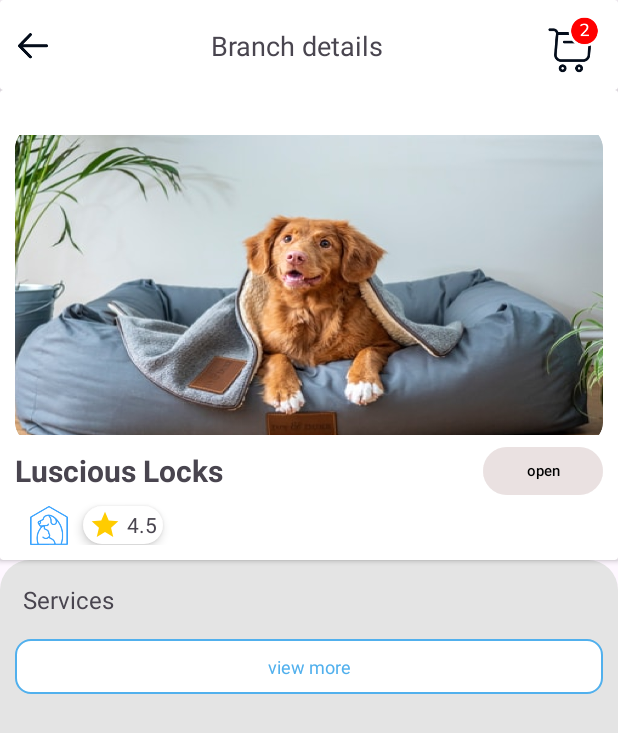
After one commit to mehedii-hassan/Petpat, an Android app: the fragment BranchDetailsFragment shown on its own in the app's theme, on a phone screen of 412 x 824 dp. The commit adds this screen. Shown: the top 733 px of the screen. Run offline under Robolectric (Android 15) with nearby library versions, the phone set to English and light mode, and no system bars.

Commit message:
updated branch details fragment design

```diff
--- a/app/build.gradle
+++ b/app/build.gradle
@@ -30,6 +30,10 @@ android {
     kotlinOptions {
         jvmTarget = '1.8'
     }
+
+    buildFeatures {
+        dataBinding true
+    }
 }
 
 dependencies {
@@ -38,6 +42,8 @@ dependencies {
     implementation 'androidx.appcompat:appcompat:1.6.1'
     implementation 'com.google.android.material:material:1.5.0'
     implementation 'androidx.constraintlayout:constraintlayout:2.1.4'
+    implementation 'androidx.navigation:navigation-fragment-ktx:2.5.3'
+    implementation 'androidx.navigation:navigation-ui-ktx:2.5.3'
     testImplementation 'junit:junit:4.13.2'
     androidTestImplementation 'androidx.test.ext:junit:1.1.5'
     androidTestImplementation 'androidx.test.espresso:espresso-core:3.5.1'
--- a/app/src/main/AndroidManifest.xml
+++ b/app/src/main/AndroidManifest.xml
@@ -13,7 +13,7 @@
         android:theme="@style/Theme.PetpatAndroidAppDemo"
         tools:targetApi="31">
         <activity
-            android:name=".MainActivity"
+            android:name=".ui.activities.BranchDetailsActivity"
             android:exported="true">
             <intent-filter>
                 <action android:name="android.intent.action.MAIN" />
--- /dev/null
+++ b/app/src/main/java/com/example/petpatandroidappdemo/ui/fragments/BranchDetailsFragment.kt
@@ -0,0 +1,60 @@
+package com.example.petpatandroidappdemo.ui.fragments
+
+import android.os.Bundle
+import androidx.fragment.app.Fragment
+import android.view.LayoutInflater
+import android.view.View
+import android.view.ViewGroup
+import com.example.petpatandroidappdemo.R
+
+// TODO: Rename parameter arguments, choose names that match
+// the fragment initialization parameters, e.g. ARG_ITEM_NUMBER
+private const val ARG_PARAM1 = "param1"
+private const val ARG_PARAM2 = "param2"
+
+/**
+ * A simple [Fragment] subclass.
+ * Use the [BranchDetailsFragment.newInstance] factory method to
+ * create an instance of this fragment.
+ */
+class BranchDetailsFragment : Fragment() {
+    // TODO: Rename and change types of parameters
+    private var param1: String? = null
+    private var param2: String? = null
+
+    override fun onCreate(savedInstanceState: Bundle?) {
+        super.onCreate(savedInstanceState)
+        arguments?.let {
+            param1 = it.getString(ARG_PARAM1)
+            param2 = it.getString(ARG_PARAM2)
+        }
+    }
+
+    override fun onCreateView(
+        inflater: LayoutInflater, container: ViewGroup?,
+        savedInstanceState: Bundle?
+    ): View? {
+        // Inflate the layout for this fragment
+        return inflater.inflate(R.layout.fragment_branch_details, container, false)
+    }
+
+    companion object {
+        /**
+         * Use this factory method to create a new instance of
+         * this fragment using the provided parameters.
+         *
+         * @param param1 Parameter 1.
+         * @param param2 Parameter 2.
+         * @return A new instance of fragment BranchDetailsFragment.
+         */
+        // TODO: Rename and change types and number of parameters
+        @JvmStatic
+        fun newInstance(param1: String, param2: String) =
+            BranchDetailsFragment().apply {
+                arguments = Bundle().apply {
+                    putString(ARG_PARAM1, param1)
+                    putString(ARG_PARAM2, param2)
+                }
+            }
+    }
+}
--- /dev/null
+++ b/app/src/main/res/drawable/baseline_star_24.xml
@@ -0,0 +1,5 @@
+<vector android:height="24dp" android:tint="#FFCC00"
+    android:viewportHeight="24" android:viewportWidth="24"
+    android:width="24dp" xmlns:android="http://schemas.android.com/apk/res/android">
+    <path android:fillColor="@android:color/white" android:pathData="M12,17.27L18.18,21l-1.64,-7.03L22,9.24l-7.19,-0.61L12,2 9.19,8.63 2,9.24l5.46,4.73L5.82,21z"/>
+</vector>
--- /dev/null
+++ b/app/src/main/res/drawable/custom_button_design.xml
@@ -0,0 +1,8 @@
+<?xml version="1.0" encoding="utf-8"?>
+<shape android:shape="rectangle" xmlns:android="http://schemas.android.com/apk/res/android">
+
+
+    <corners android:radius="10dp"/>
+    <solid android:color="@color/white"/>
+    <stroke android:color="#51B0ED" android:width="1dp"/>
+</shape>
--- /dev/null
+++ b/app/src/main/res/drawable/custom_layout_desing.xml
@@ -0,0 +1,8 @@
+<?xml version="1.0" encoding="utf-8"?>
+<shape xmlns:android="http://schemas.android.com/apk/res/android">
+
+    <corners
+        android:topLeftRadius="20dp"
+        android:topRightRadius="20dp" />
+    <solid android:color="#E4E4E4"/>
+</shape>
--- /dev/null
+++ b/app/src/main/res/layout/fragment_branch_details.xml
@@ -0,0 +1,187 @@
+<?xml version="1.0" encoding="utf-8"?>
+<androidx.constraintlayout.widget.ConstraintLayout xmlns:android="http://schemas.android.com/apk/res/android"
+    xmlns:app="http://schemas.android.com/apk/res-auto"
+    xmlns:tools="http://schemas.android.com/tools"
+    android:layout_width="match_parent"
+    android:layout_height="match_parent"
+    tools:context=".ui.fragments.BranchDetailsFragment">
+
+    <androidx.cardview.widget.CardView
+        android:id="@+id/cvTopId"
+        android:layout_width="match_parent"
+        android:layout_height="wrap_content"
+        app:contentPadding="10dp"
+        app:layout_constraintTop_toTopOf="parent">
+
+        <androidx.constraintlayout.widget.ConstraintLayout
+            android:id="@+id/clOneId"
+            android:layout_width="match_parent"
+            android:layout_height="wrap_content">
+
+            <ImageView
+                android:id="@+id/ivLeftArrow"
+                android:layout_width="24dp"
+                android:layout_height="25dp"
+                android:src="@drawable/arrow_left"
+                app:layout_constraintBottom_toBottomOf="@+id/tvBranchDetails"
+                app:layout_constraintStart_toStartOf="parent"
+                app:layout_constraintTop_toTopOf="@+id/tvBranchDetails" />
+
+            <TextView
+                android:id="@+id/tvBranchDetails"
+                android:layout_width="wrap_content"
+                android:layout_height="wrap_content"
+                android:text="Branch details"
+                android:textSize="18sp"
+                app:layout_constraintBottom_toBottomOf="parent"
+                app:layout_constraintEnd_toStartOf="@+id/ivCart"
+                app:layout_constraintStart_toEndOf="@+id/ivLeftArrow"
+                app:layout_constraintTop_toTopOf="parent" />
+
+            <ImageView
+                android:id="@+id/ivCart"
+                android:layout_width="40dp"
+                android:layout_height="40dp"
+                android:src="@drawable/shopping_cart"
+                app:layout_constraintBottom_toBottomOf="@+id/tvBranchDetails"
+                app:layout_constraintEnd_toEndOf="parent"
+                app:layout_constraintTop_toTopOf="@+id/tvBranchDetails" />
+
+
+        </androidx.constraintlayout.widget.ConstraintLayout>
+
+    </androidx.cardview.widget.CardView>
+
+    <androidx.cardview.widget.CardView
+        android:id="@+id/cardViewId"
+        android:layout_width="match_parent"
+        android:layout_height="wrap_content"
+        app:contentPadding="10dp"
+        app:layout_constraintTop_toBottomOf="@id/cvTopId">
+
+        <androidx.constraintlayout.widget.ConstraintLayout
+            android:layout_width="match_parent"
+            android:layout_height="wrap_content"
+            android:background="@color/white">
+
+            <ImageView
+                android:id="@+id/ivSlider"
+                android:layout_width="match_parent"
+                android:layout_height="200dp"
+                android:layout_marginTop="20dp"
+                android:scaleType="centerCrop"
+                android:src="@drawable/slider_img"
+                app:layout_constraintTop_toTopOf="parent" />
+
+            <TextView
+                android:id="@+id/tvLusciousLocks"
+                android:layout_width="wrap_content"
+                android:layout_height="wrap_content"
+                android:layout_marginTop="10dp"
+                android:text="Luscious Locks"
+                android:textSize="20sp"
+                android:textStyle="bold"
+                app:layout_constraintStart_toStartOf="parent"
+                app:layout_constraintTop_toBottomOf="@+id/ivSlider" />
+
+            <com.google.android.material.button.MaterialButton
+                android:layout_width="80dp"
+                android:layout_height="40dp"
+                android:backgroundTint="#9CE6DDDD"
+                android:text="open"
+                android:textColor="@color/black"
+                android:textSize="10sp"
+                app:layout_constraintBottom_toBottomOf="@+id/tvLusciousLocks"
+                app:layout_constraintEnd_toEndOf="parent"
+                app:layout_constraintTop_toTopOf="@+id/tvLusciousLocks" />
+
+            <ImageView
+                android:id="@+id/ivDog"
+                android:layout_width="25dp"
+                android:layout_height="26dp"
+                android:layout_marginStart="10dp"
+                android:layout_marginTop="10dp"
+                android:src="@drawable/vector"
+                app:layout_constraintStart_toStartOf="parent"
+                app:layout_constraintTop_toBottomOf="@id/tvLusciousLocks" />
+
+            <androidx.cardview.widget.CardView
+                android:layout_width="wrap_content"
+                android:layout_height="wrap_content"
+                android:layout_marginStart="10dp"
+                android:background="@color/white"
+                android:backgroundTint="#9CE6DDDD"
+                app:cardCornerRadius="20dp"
+                app:cardElevation="4dp"
+                app:layout_constraintStart_toEndOf="@+id/ivDog"
+                app:layout_constraintTop_toTopOf="@id/ivDog">
+
+                <LinearLayout
+                    android:layout_width="match_parent"
+                    android:layout_height="match_parent"
+                    android:background="@color/white"
+                    android:orientation="horizontal">
+
+                    <ImageView
+                        android:layout_width="25dp"
+                        android:layout_height="25dp"
+                        android:layout_gravity="center"
+                        android:paddingStart="4dp"
+                        android:src="@drawable/baseline_star_24" />
+
+                    <TextView
+                        android:layout_width="wrap_content"
+                        android:layout_height="wrap_content"
+                        android:layout_gravity="center"
+                        android:layout_marginStart="4dp"
+                        android:paddingEnd="4dp"
+                        android:text="4.5" />
+                </LinearLayout>
+            </androidx.cardview.widget.CardView>
+
+        </androidx.constraintlayout.widget.ConstraintLayout>
+
+    </androidx.cardview.widget.CardView>
+
+
+    <androidx.constraintlayout.widget.ConstraintLayout
+        android:layout_width="match_parent"
+        android:layout_height="0dp"
+        android:background="@drawable/custom_layout_desing"
+        android:padding="10dp"
+        app:layout_constraintBottom_toBottomOf="parent"
+        app:layout_constraintTop_toBottomOf="@+id/cardViewId">
+
+        <TextView
+            android:id="@+id/tvServices"
+            android:layout_width="wrap_content"
+            android:layout_height="wrap_content"
+            android:padding="5dp"
+            android:text="Services"
+            android:textSize="16sp"
+            app:layout_constraintStart_toStartOf="parent"
+            app:layout_constraintTop_toTopOf="parent" />
+
+        <androidx.recyclerview.widget.RecyclerView
+            android:id="@+id/rvServices"
+            android:layout_width="match_parent"
+            android:layout_height="wrap_content"
+            app:layout_constraintTop_toBottomOf="@+id/tvServices" />
+
+        <TextView
+            android:layout_width="match_parent"
+            android:layout_height="wrap_content"
+            android:layout_marginTop="10dp"
+            android:background="@drawable/custom_button_design"
+            android:gravity="center"
+            android:padding="10dp"
+            android:text="view more"
+            android:textColor="#51B0ED"
+            android:textSize="12sp"
+            app:layout_constraintTop_toBottomOf="@id/rvServices" />
+
+
+    </androidx.constraintlayout.widget.ConstraintLayout>
+
+
+</androidx.constraintlayout.widget.ConstraintLayout>
--- a/app/src/main/res/values/strings.xml
+++ b/app/src/main/res/values/strings.xml
@@ -1,3 +1,5 @@
 <resources>
     <string name="app_name">PetpatAndroidAppDemo</string>
+    <!-- TODO: Remove or change this placeholder text -->
+    <string name="hello_blank_fragment">Hello blank fragment</string>
 </resources>
```
Also changed, not shown: app/src/main/java/com/example/petpatandroidappdemo/MainActivity.kt (deleted, +0 -11 lines), app/src/main/java/com/example/petpatandroidappdemo/ui/activities/BranchDetailsActivity.kt (added, +12 -0 lines), app/src/main/res/layout/activity_branch_details.xml (added, +18 -0 lines), app/src/main/res/layout/activity_main.xml (deleted, +0 -18 lines), app/src/main/res/layout/rv_services_item_design.xml (added, +70 -0 lines), app/src/main/res/navigation/nav_graph.xml (added, +13 -0 lines), app/src/main/res/drawable/arrow_left.png (added), app/src/main/res/drawable/image.png (added), app/src/main/res/drawable/shopping_cart.png (added), app/src/main/res/drawable/slider_img.png (added), app/src/main/res/drawable/vector.png (added).
